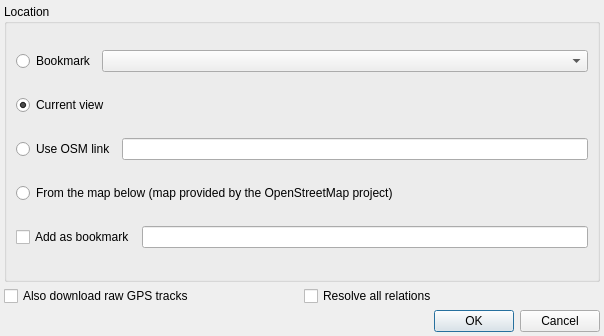
The window that DownloadMapDialog.ui (openstreetmap/merkaartor) describes before a commit, drawn with Qt 5.
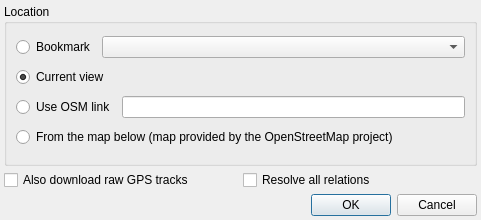
The same window after the commit.

Commit message: FIX : make the download dialog less cluttered

```diff
--- a/DownloadMapDialog.ui
+++ b/DownloadMapDialog.ui
@@ -5,8 +5,8 @@
    <rect>
     <x>0</x>
     <y>0</y>
-    <width>604</width>
-    <height>336</height>
+    <width>481</width>
+    <height>220</height>
    </rect>
   </property>
   <property name="windowTitle" >
@@ -31,20 +31,8 @@
       <string>Location</string>
      </property>
      <layout class="QVBoxLayout" >
-      <property name="spacing" >
-       <number>6</number>
-      </property>
-      <property name="margin" >
-       <number>9</number>
-      </property>
       <item>
        <layout class="QHBoxLayout" >
-        <property name="spacing" >
-         <number>6</number>
-        </property>
-        <property name="margin" >
-         <number>0</number>
-        </property>
         <item>
          <widget class="QRadioButton" name="FromBookmark" >
           <property name="text" >
@@ -79,12 +67,6 @@
       </item>
       <item>
        <layout class="QHBoxLayout" >
-        <property name="spacing" >
-         <number>6</number>
-        </property>
-        <property name="margin" >
-         <number>0</number>
-        </property>
         <item>
          <widget class="QRadioButton" name="FromLink" >
           <property name="text" >
@@ -104,23 +86,6 @@
         </property>
        </widget>
       </item>
-      <item>
-       <layout class="QHBoxLayout" >
-        <item>
-         <widget class="QCheckBox" name="AddBookmark" >
-          <property name="text" >
-           <string>Add as bookmark</string>
-          </property>
-          <property name="tristate" >
-           <bool>false</bool>
-          </property>
-         </widget>
-        </item>
-        <item>
-         <widget class="QLineEdit" name="NewBookmark" />
-        </item>
-       </layout>
-      </item>
      </layout>
     </widget>
    </item>
```
The commit also changes 2 other files.
